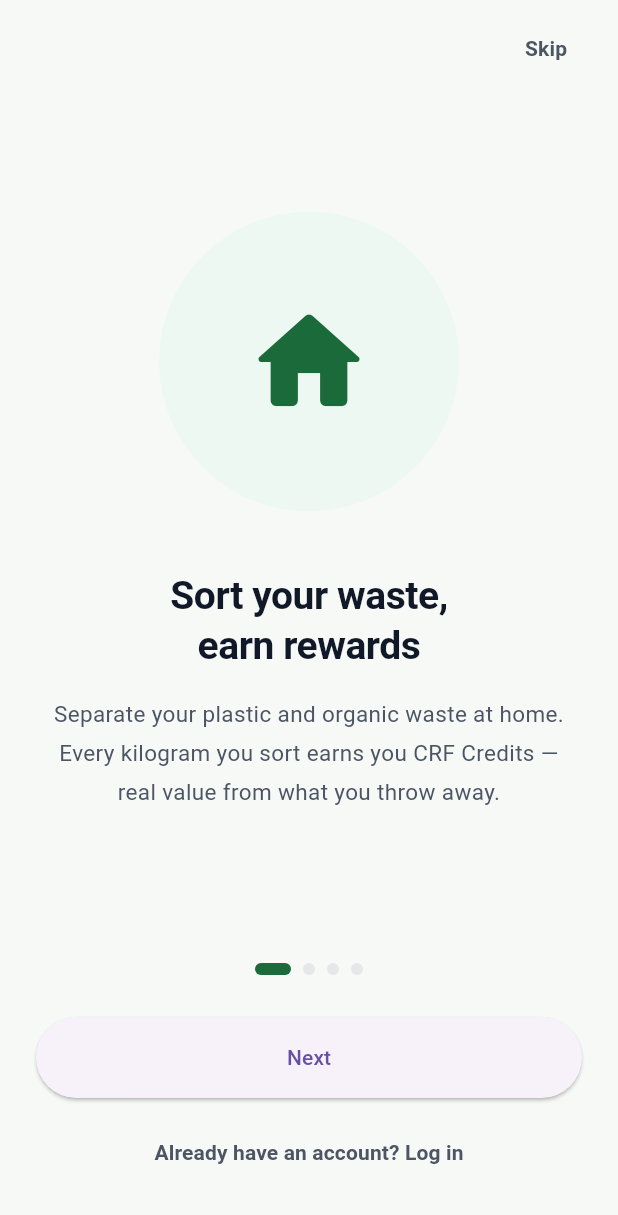
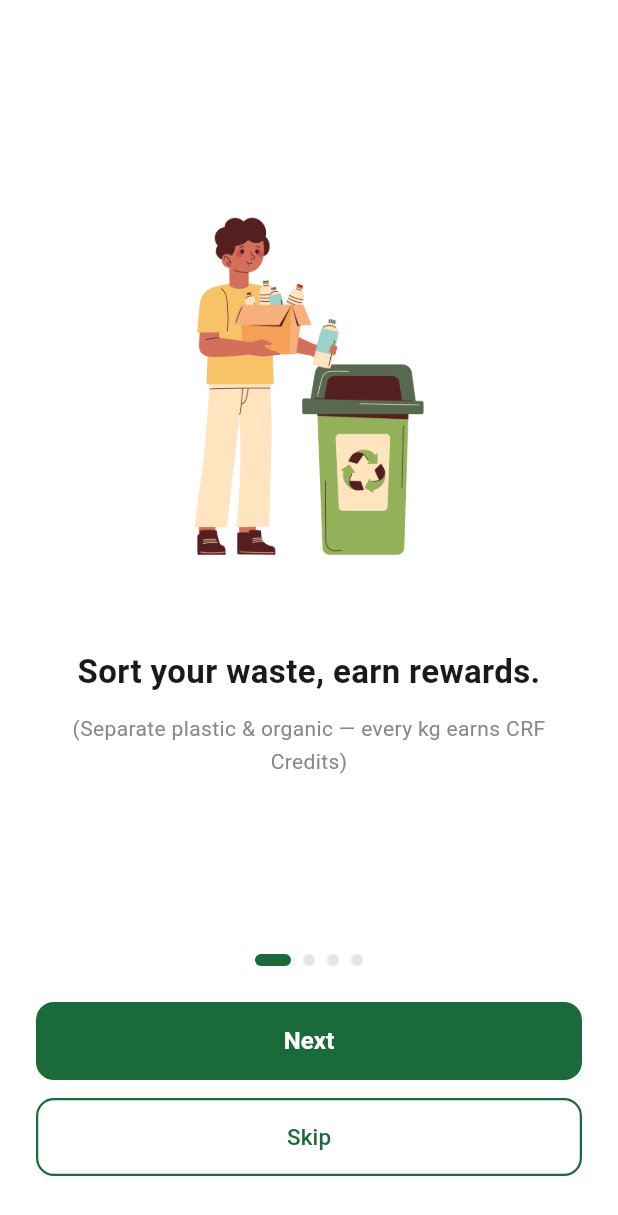
Before and after one commit to Kanjo-Elkamira-Ndi/crrf-mobile-platform, a Flutter app: the OnboardingScreen screen opened directly, on a phone screen of 412 x 824 dp. Shown: the top 1215 px of the screen. Run offline on Flutter 3.47's test engine with Material 3 defaults, Android fonts, the phone set to English and light mode, and no system bars; Roboto replaces fonts that are missing (DM Sans).

Commit message:
Created the registeration screen and made some arrangements on the onboarding screen

```diff
--- a/mobile_app/lib/main.dart
+++ b/mobile_app/lib/main.dart
@@ -1,6 +1,8 @@
+import 'package:crrfapp/core/constants/app_constants.dart';
 import 'package:crrfapp/pages/%20role_selection_screen.dart';
-import 'package:crrfapp/pages/%20splash_screen.dart';
 import 'package:crrfapp/pages/onboarding_screen.dart';
+import 'package:crrfapp/pages/register_screen.dart';
+import 'package:crrfapp/pages/splash_screen.dart';
 import 'package:flutter/material.dart';
 
 void main() {
@@ -17,8 +19,9 @@ class MyApp extends StatelessWidget {
       debugShowCheckedModeBanner: false,
       title: 'CRRF Mobile App',
       // home: const SplashScreen(),
-      // home: const OnboardingScreen(),
-      home: const RoleSelectionScreen(),
+      home: const OnboardingScreen(),
+      // home: const RoleSelectionScreen(),
+      // home: const RegisterScreen(role: UserRole.farmer),
     );
   }
 }
--- a/mobile_app/lib/pages/onboarding_screen.dart
+++ b/mobile_app/lib/pages/onboarding_screen.dart
@@ -1,8 +1,8 @@
 import 'package:flutter/material.dart';
 import '../../core/theme/app_colors.dart';
-import '../../core/theme/app_text_styles.dart';
+// import '../../core/theme/app_text_styles.dart';
 import '../../core/constants/app_constants.dart';
-import '../widgets/common_widgets.dart';
+// import '../widgets/common_widgets.dart';
 
 /// S-02 — Onboarding Carousel
 ///
@@ -22,40 +22,25 @@ class _OnboardingScreenState extends State<OnboardingScreen> {
 
   static const List<_OnboardingSlide> _slides = [
     _OnboardingSlide(
-      icon: Icons.home_rounded,
-      iconColor: AppColors.forestGreen,
-      iconBg: AppColors.greenLighter,
-      title: 'Sort your waste,\nearn rewards',
-      body:
-          'Separate your plastic and organic waste at home. Every kilogram you sort earns you CRF Credits — real value from what you throw away.',
-      accentColor: AppColors.forestGreen,
+      illustration: 'assets/illustrations/onboarding_sort.jpg',
+      title: 'Sort your waste, earn rewards.',
+      tagline: '(Separate plastic & organic — every kg earns CRF Credits)',
     ),
     _OnboardingSlide(
-      icon: Icons.local_shipping_rounded,
-      iconColor: AppColors.earthBrown,
-      iconBg: AppColors.brownLighter,
-      title: 'We collect it\nfrom your door',
-      body:
-          'Schedule a free pickup directly from the app. Our drivers come to you — no more burning waste or illegal dumping.',
-      accentColor: AppColors.earthBrown,
+      illustration: 'assets/illustrations/onboarding_pickup.png',
+      title: 'Every Pickup Counts.',
+      tagline: '(Emotional trigger, connects daily action to global change)',
     ),
     _OnboardingSlide(
-      icon: Icons.account_balance_wallet_rounded,
-      iconColor: AppColors.creditGold,
-      iconBg: AppColors.goldLighter,
-      title: 'Your credits\ngrow with every pickup',
-      body:
-          'Plastic earns 10 credits/kg. Organic earns 5 credits/kg. Watch your wallet grow with every confirmed collection.',
-      accentColor: AppColors.creditGold,
+      illustration: 'assets/illustrations/onboarding_credits.png',
+      title: 'Your credits grow with every pickup.',
+      tagline: '(Plastic earns 10 credits/kg — organic earns 5 credits/kg)',
     ),
     _OnboardingSlide(
-      icon: Icons.agriculture_rounded,
-      iconColor: AppColors.forestGreen,
-      iconBg: AppColors.greenLighter,
-      title: 'Farmers grow\nbetter crops',
-      body:
-          'Farmers use your waste-turned-manure to improve their yields. Your household connects directly to Cameroon\'s food supply chain.',
-      accentColor: AppColors.greenMid,
+      illustration: 'assets/illustrations/onboarding_farmers.png',
+      title: 'Farmers grow better crops.',
+      tagline:
+          '(Your waste connects directly to Cameroon\'s food supply chain)',
     ),
   ];
 
@@ -88,27 +73,10 @@ class _OnboardingScreenState extends State<OnboardingScreen> {
     final isLast = _currentPage == _slides.length - 1;
 
     return Scaffold(
-      backgroundColor: AppColors.background,
+      backgroundColor: Colors.white,
       body: SafeArea(
         child: Column(
           children: [
-            // ── Skip button ──────────────────────────────────
-            Align(
-              alignment: Alignment.centerRight,
-              child: Padding(
-                padding: const EdgeInsets.only(top: 8, right: 16),
-                child: TextButton(
-                  onPressed: _skip,
-                  child: Text(
-                    'Skip',
-                    style: AppTextStyles.buttonSmall.copyWith(
-                      color: AppColors.textSecondary,
-                    ),
-                  ),
-                ),
-              ),
-            ),
-
             // ── Slides ──────────────────────────────────────
             Expanded(
               child: PageView.builder(
@@ -122,7 +90,7 @@ class _OnboardingScreenState extends State<OnboardingScreen> {
 
             // ── Dots + CTA ───────────────────────────────────
             Padding(
-              padding: const EdgeInsets.fromLTRB(24, 16, 24, 32),
+              padding: const EdgeInsets.fromLTRB(24, 0, 24, 40),
               child: Column(
                 children: [
                   // Page dots
@@ -147,27 +115,59 @@ class _OnboardingScreenState extends State<OnboardingScreen> {
                     }),
                   ),
 
-                  const SizedBox(height: 28),
+                  const SizedBox(height: 24),
 
-                  // CTA button
-                  CrrfPrimaryButton(
-                    label: isLast ? 'Get Started' : 'Next',
-                    onPressed: _next,
-                    leadingIcon: isLast ? Icons.arrow_forward_rounded : null,
-                  ),
-
-                  if (!isLast) ...[
-                    const SizedBox(height: 12),
-                    TextButton(
-                      onPressed: _skip,
+                  // Next / Get Started button
+                  SizedBox(
+                    width: double.infinity,
+                    height: 52,
+                    child: ElevatedButton(
+                      onPressed: _next,
+                      style: ElevatedButton.styleFrom(
+                        backgroundColor: AppColors.forestGreen,
+                        foregroundColor: Colors.white,
+                        elevation: 0,
+                        shape: RoundedRectangleBorder(
+                          borderRadius: BorderRadius.circular(12),
+                        ),
+                      ),
                       child: Text(
-                        'Already have an account? Log in',
-                        style: AppTextStyles.buttonSmall.copyWith(
-                          color: AppColors.textSecondary,
+                        isLast ? 'Get Started' : 'Next',
+                        style: const TextStyle(
+                          fontSize: 16,
+                          fontWeight: FontWeight.w600,
                         ),
                       ),
                     ),
-                  ],
+                  ),
+
+                  const SizedBox(height: 12),
+
+                  // Skip / Login button
+                  SizedBox(
+                    width: double.infinity,
+                    height: 52,
+                    child: OutlinedButton(
+                      onPressed: _skip,
+                      style: OutlinedButton.styleFrom(
+                        foregroundColor: AppColors.forestGreen,
+                        side: BorderSide(
+                          color: AppColors.forestGreen,
+                          width: 1.5,
+                        ),
+                        shape: RoundedRectangleBorder(
+                          borderRadius: BorderRadius.circular(12),
+                        ),
+                      ),
+                      child: Text(
+                        isLast ? 'Already have an account? Log in' : 'Skip',
+                        style: const TextStyle(
+                          fontSize: 15,
+                          fontWeight: FontWeight.w500,
+                        ),
+                      ),
+                    ),
+                  ),
                 ],
               ),
             ),
@@ -180,20 +180,14 @@ class _OnboardingScreenState extends State<OnboardingScreen> {
 
 // ─────────────────────────────────────────────────────────────
 class _OnboardingSlide {
-  final IconData icon;
-  final Color iconColor;
-  final Color iconBg;
+  final String illustration; // asset path
   final String title;
-  final String body;
-  final Color accentColor;
+  final String tagline;
 
   const _OnboardingSlide({
-    required this.icon,
-    required this.iconColor,
-    required this.iconBg,
+    required this.illustration,
     required this.title,
-    required this.body,
-    required this.accentColor,
+    required this.tagline,
   });
 }
 
@@ -204,41 +198,57 @@ class _OnboardingSlideWidget extends StatelessWidget {
   @override
   Widget build(BuildContext context) {
     return Padding(
-      padding: const EdgeInsets.symmetric(horizontal: 32),
+      padding: const EdgeInsets.symmetric(horizontal: 28),
       child: Column(
         mainAxisAlignment: MainAxisAlignment.center,
+        crossAxisAlignment: CrossAxisAlignment.center,
         children: [
-          // Illustration placeholder
-          Container(
-            width: 200,
-            height: 200,
-            decoration: BoxDecoration(
-              color: slide.iconBg,
-              shape: BoxShape.circle,
+          // ── Illustration ─────────────────────────────────
+          SizedBox(
+            height: 280,
+            child: Image.asset(
+              slide.illustration,
+              fit: BoxFit.contain,
+              // Fallback while illustrations aren't wired up:
+              errorBuilder: (_, __, ___) => Container(
+                height: 280,
+                decoration: BoxDecoration(
+                  color: const Color(0xFFF2F9EE),
+                  borderRadius: BorderRadius.circular(16),
+                ),
+                child: const Icon(
+                  Icons.image_outlined,
+                  size: 64,
+                  color: Color(0xFFB0CCA8),
+                ),
+              ),
             ),
-            child: Icon(slide.icon, size: 88, color: slide.iconColor),
           ),
 
-          const SizedBox(height: 40),
+          const SizedBox(height: 36),
 
-          // Title
+          // ── Title ────────────────────────────────────────
           Text(
             slide.title,
-            style: AppTextStyles.h1.copyWith(
-              height: 1.25,
-              color: AppColors.textPrimary,
+            style: const TextStyle(
+              fontSize: 22,
+              fontWeight: FontWeight.w700,
+              color: Color(0xFF1A1A1A),
+              height: 1.3,
             ),
             textAlign: TextAlign.center,
           ),
 
-          const SizedBox(height: 16),
+          const SizedBox(height: 12),
 
-          // Body
+          // ── Tagline ──────────────────────────────────────
           Text(
-            slide.body,
-            style: AppTextStyles.body.copyWith(
-              color: AppColors.textSecondary,
-              height: 1.7,
+            slide.tagline,
+            style: const TextStyle(
+              fontSize: 14,
+              fontWeight: FontWeight.w400,
+              color: Color(0xFF888888),
+              height: 1.6,
             ),
             textAlign: TextAlign.center,
           ),
```
Also changed, not shown: mobile_app/lib/pages/register_screen.dart (added, +395 -0 lines), mobile_app/pubspec.yaml (+4 -3 lines), mobile_app/assets/illustrations/onboarding_sort.jpg (added).
